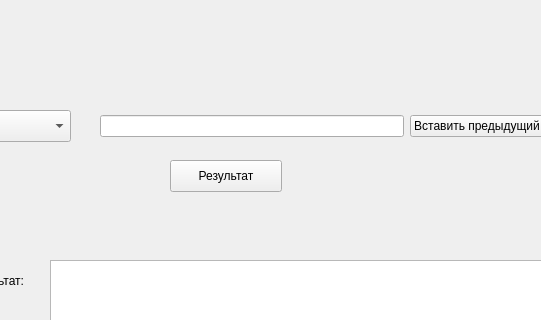
The window that dm9375/polynomonewindow.ui (S1ckick/dm9375) describes before a commit, drawn with Qt 5; both pictures show x 120 to 661 and y 0 to 320 of the 800 by 600 pixel window.
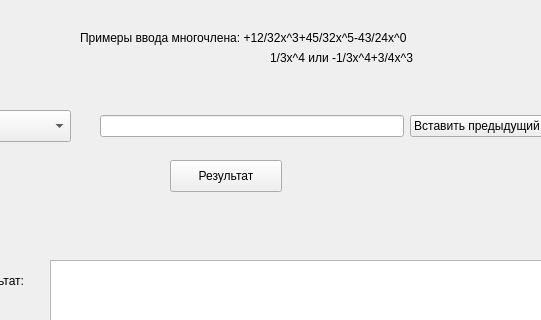
The same window after the commit.

```diff
--- a/dm9375/polynomonewindow.ui
+++ b/dm9375/polynomonewindow.ui
@@ -134,6 +134,32 @@
      </item>
     </layout>
    </widget>
+   <widget class="QLabel" name="label">
+    <property name="geometry">
+     <rect>
+      <x>200</x>
+      <y>30</y>
+      <width>381</width>
+      <height>16</height>
+     </rect>
+    </property>
+    <property name="text">
+     <string>Примеры ввода многочлена: +12/32x^3+45/32x^5-43/24x^0</string>
+    </property>
+   </widget>
+   <widget class="QLabel" name="label_2">
+    <property name="geometry">
+     <rect>
+      <x>390</x>
+      <y>50</y>
+      <width>191</width>
+      <height>16</height>
+     </rect>
+    </property>
+    <property name="text">
+     <string>1/3x^4 или -1/3x^4+3/4x^3</string>
+    </property>
+   </widget>
   </widget>
   <widget class="QMenuBar" name="menubar">
    <property name="geometry">
```
